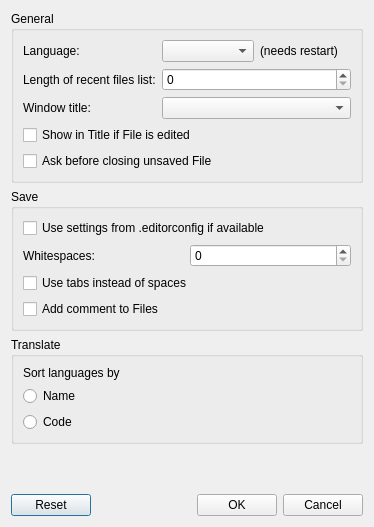
Before: the Qt Designer form jdAppStreamEdit/ui/SettingsWindow.ui in JakobDev/jdAppStreamEdit, drawn with Qt 5.
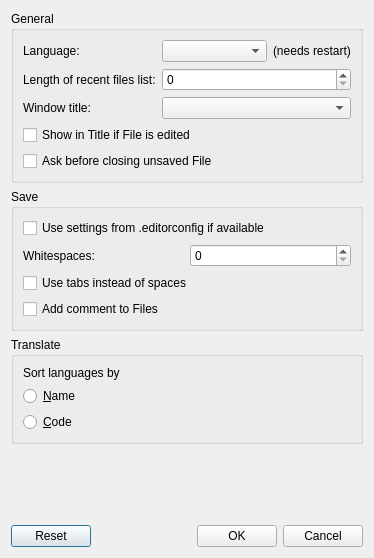
After: the same form once the commit is applied.

Diff of the .ui file:
```diff
--- a/jdAppStreamEdit/ui/SettingsWindow.ui
+++ b/jdAppStreamEdit/ui/SettingsWindow.ui
@@ -7,7 +7,7 @@
     <x>0</x>
     <y>0</y>
     <width>374</width>
-    <height>527</height>
+    <height>558</height>
    </rect>
   </property>
   <property name="windowTitle">
@@ -33,6 +33,12 @@
          <layout class="QHBoxLayout" name="horizontalLayout_4">
           <item>
            <widget class="QComboBox" name="language_box">
+            <property name="sizePolicy">
+             <sizepolicy hsizetype="Expanding" vsizetype="Fixed">
+              <horstretch>0</horstretch>
+              <verstretch>0</verstretch>
+             </sizepolicy>
+            </property>
             <property name="maximumSize">
              <size>
               <width>200</width>
@@ -149,14 +155,14 @@
       <item>
        <widget class="QRadioButton" name="name_language_translate_rad">
         <property name="text">
-         <string extracomment="The name of the language">Name</string>
+         <string extracomment="The name of the language">&amp;Name</string>
         </property>
        </widget>
       </item>
       <item>
        <widget class="QRadioButton" name="code_language_translate_rad">
         <property name="text">
-         <string extracomment="The alpha-2 code of the language">Code</string>
+         <string extracomment="The alpha-2 code of the language">&amp;Code</string>
         </property>
        </widget>
       </item>
```
Left out of the diff: 31 changed lines with no effect on the pictures.
